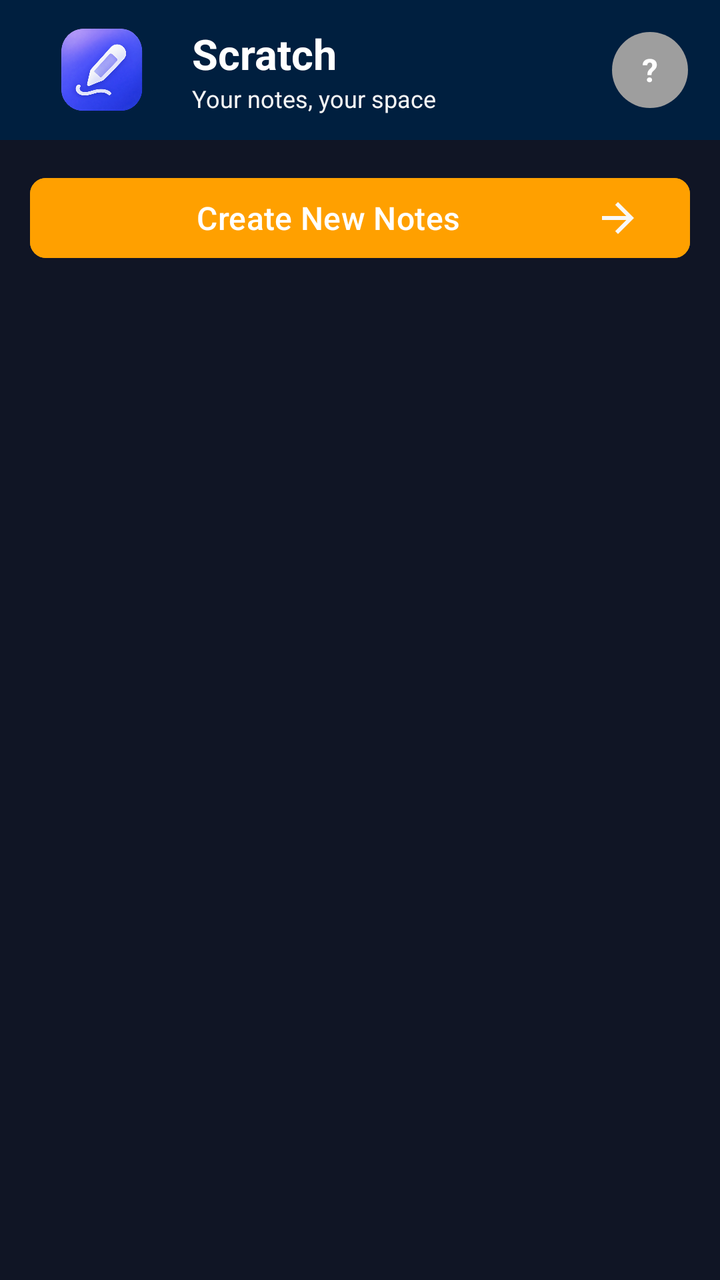
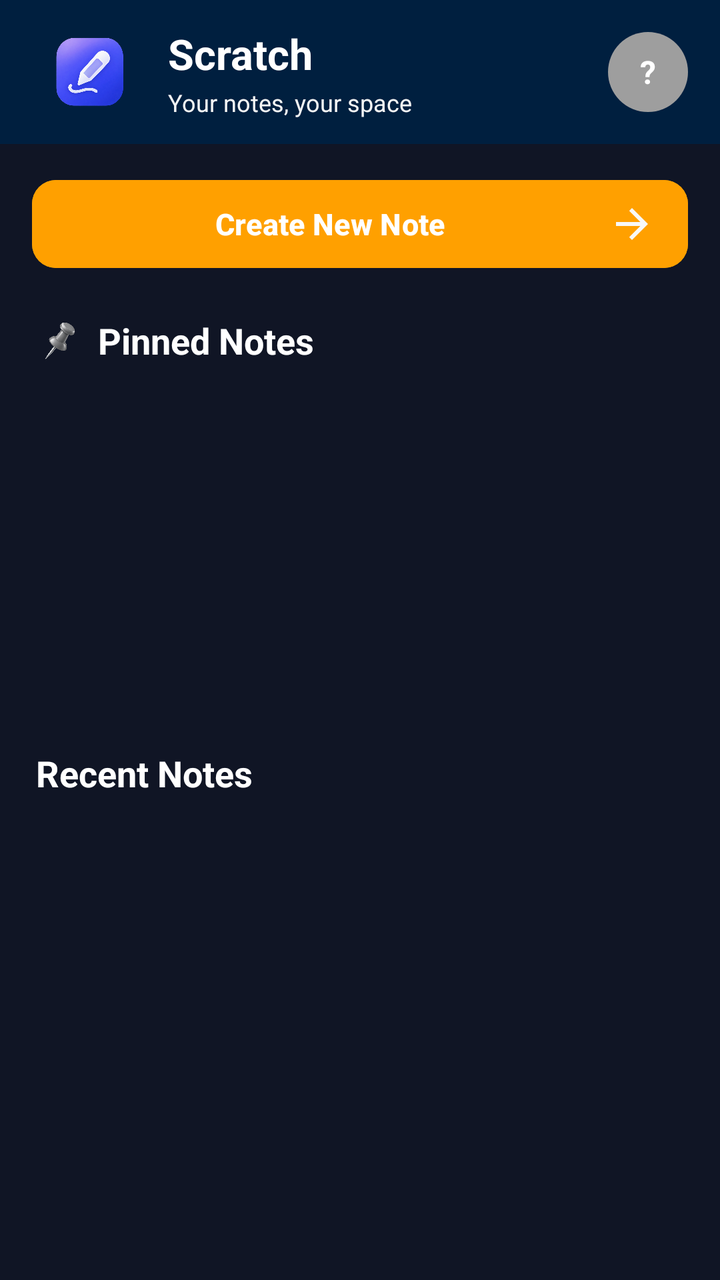

Before-and-after screenshots of an Android layout around one commit, followed by the original layout XML and the change that was made.
<!-- AndroidManifest.xml: application theme Theme.Notes -->
<!-- res/layout/activity_main.xml -->
<?xml version="1.0" encoding="utf-8"?>
<androidx.constraintlayout.widget.ConstraintLayout
    xmlns:android="http://schemas.android.com/apk/res/android"
    xmlns:app="http://schemas.android.com/apk/res-auto"
    xmlns:tools="http://schemas.android.com/tools"
    android:id="@+id/main"
    android:layout_width="match_parent"
    android:layout_height="match_parent"
    android:background="@color/deep_blue"
    tools:context=".MainActivity">

    <LinearLayout
        android:id="@+id/homeContent"
        android:layout_width="0dp"
        android:layout_height="70dp"
        android:background="@color/navy_blue"
        android:gravity="center_vertical"
        android:orientation="horizontal"
        android:paddingStart="16dp"

        android:paddingEnd="16dp"
        app:layout_constraintEnd_toEndOf="parent"
        app:layout_constraintStart_toStartOf="parent"
        app:layout_constraintTop_toTopOf="parent">

        <ImageView
            android:id="@+id/appIcon"
            android:layout_width="70dp"
            android:layout_height="70dp"
            android:contentDescription="Scratch"
            android:padding="6dp"
            android:src="@drawable/logo" />

        <LinearLayout
            android:layout_width="0dp"
            android:layout_height="wrap_content"
            android:layout_marginStart="10dp"
            android:layout_weight="1"
            android:orientation="vertical">

            <TextView
                android:id="@+id/appName"
                android:layout_width="wrap_content"
                android:layout_height="wrap_content"
                android:text="Scratch"
                android:textColor="@android:color/white"
                android:textSize="21sp"
                android:textStyle="bold" />

            <TextView
                android:id="@+id/appSubtitle"
                android:layout_width="wrap_content"
                android:layout_height="wrap_content"
                android:text="Your notes, your space"
                android:textColor="@color/gray_light"
                android:textSize="12sp" />

        </LinearLayout>

        <TextView
            android:id="@+id/profileIcon"
            android:layout_width="38dp"
            android:layout_height="38dp"
            android:background="@drawable/profile"
            android:gravity="center"
            android:clickable="true"
            android:text="?"
            android:textColor="@android:color/white"
            android:textSize="16sp"
            android:textStyle="bold" />

    </LinearLayout>

    <Button
        android:id="@+id/newRoomButton"
        android:layout_width="match_parent"
        android:layout_height="wrap_content"
        android:layout_margin="15dp"
        android:layout_marginTop="12dp"
        android:text="Create New Notes"
        android:drawableEnd="@drawable/baseline_arrow_forward_24"
        android:textColor="@color/white"
        android:backgroundTint="@color/warning_yellow"
        android:textSize="16dp"
        app:cornerRadius="8dp"
        app:layout_constraintTop_toBottomOf="@+id/homeContent"
        tools:layout_editor_absoluteX="16dp" />

    <androidx.recyclerview.widget.RecyclerView
        android:id="@+id/recyclerView"
        android:layout_width="match_parent"
        android:layout_height="0dp"
        app:layout_constraintBottom_toBottomOf="parent"
        app:layout_constraintTop_toBottomOf="@+id/newRoomButton"
        tools:layout_editor_absoluteX="0dp">

    </androidx.recyclerview.widget.RecyclerView>

    <LinearLayout
        android:id="@+id/emptyNotesLayout"
        android:layout_width="match_parent"
        android:layout_height="match_parent"
        android:gravity="center"
        android:orientation="vertical"
        android:visibility="gone">

        <TextView
            android:layout_width="wrap_content"
            android:layout_height="wrap_content"
            android:text="No notes yet"
            android:textColor="@color/white"
            android:textSize="22sp"
            android:textStyle="bold" />

        <TextView
            android:layout_width="wrap_content"
            android:layout_height="wrap_content"
            android:layout_marginTop="8dp"
            android:text="Create your first note"
            android:textColor="@color/gray_light"
            android:textSize="15sp" />

    </LinearLayout>
    <ProgressBar
        android:id="@+id/progressBar"
        android:layout_width="50dp"
        android:layout_height="50dp"
        android:visibility="visible"
        app:layout_constraintTop_toTopOf="parent"
        app:layout_constraintBottom_toBottomOf="parent"
        app:layout_constraintStart_toStartOf="parent"
        app:layout_constraintEnd_toEndOf="parent" />

</androidx.constraintlayout.widget.ConstraintLayout>
<!-- resources referenced by this layout -->
<resources>
  <color name="deep_blue">#101525</color>
  <color name="gray_light">#FFF5F5F5</color>
  <color name="navy_blue">#001F3F</color>
  <color name="warning_yellow">#FFFFA000</color>
  <color name="white">#FFFFFFFF</color>
  <!-- drawable baseline_arrow_forward_24 (drawable) -->
  <vector xmlns:android="http://schemas.android.com/apk/res/android" android:autoMirrored="true" android:height="24dp" android:tint="#F8F8F8" android:viewportHeight="24" android:viewportWidth="24" android:width="24dp">
        
      <path android:fillColor="@android:color/white" android:pathData="M12,4l-1.41,1.41L16.17,11H4v2h12.17l-5.58,5.59L12,20l8,-8z"/>
      
  </vector>
  <!-- drawable logo: png bitmap (drawable, 142324 bytes) -->
  <!-- drawable profile (drawable) -->
  <?xml version="1.0" encoding="utf-8"?>
  
  <shape xmlns:android="http://schemas.android.com/apk/res/android"
      android:shape="oval">
  
      <solid android:color="@color/gray_medium" />
  
  </shape>
  <style name="Theme.Notes" parent="Base.Theme.Notes" />
  <color name="gray_medium">#FF9E9E9E</color>
  <style name="Base.Theme.Notes" parent="Theme.Material3.DayNight.NoActionBar">
          
          
      </style>
</resources>

<!-- the commit's change to res/layout/activity_main.xml (unified diff, before → after) -->
@@ -9,15 +9,16 @@
     android:background="@color/deep_blue"
     tools:context=".MainActivity">
 
+
+
     <LinearLayout
         android:id="@+id/homeContent"
         android:layout_width="0dp"
-        android:layout_height="70dp"
+        android:layout_height="72dp"
         android:background="@color/navy_blue"
         android:gravity="center_vertical"
         android:orientation="horizontal"
         android:paddingStart="16dp"
-
         android:paddingEnd="16dp"
         app:layout_constraintEnd_toEndOf="parent"
         app:layout_constraintStart_toStartOf="parent"
@@ -25,10 +26,10 @@
 
         <ImageView
             android:id="@+id/appIcon"
-            android:layout_width="70dp"
-            android:layout_height="70dp"
+            android:layout_width="58dp"
+            android:layout_height="58dp"
             android:contentDescription="Scratch"
-            android:padding="6dp"
+            android:padding="5dp"
             android:src="@drawable/logo" />
 
         <LinearLayout
@@ -51,6 +52,7 @@
                 android:id="@+id/appSubtitle"
                 android:layout_width="wrap_content"
                 android:layout_height="wrap_content"
+                android:layout_marginTop="2dp"
                 android:text="Your notes, your space"
                 android:textColor="@color/gray_light"
                 android:textSize="12sp" />
@@ -59,11 +61,12 @@
 
         <TextView
             android:id="@+id/profileIcon"
-            android:layout_width="38dp"
-            android:layout_height="38dp"
+            android:layout_width="40dp"
+            android:layout_height="40dp"
             android:background="@drawable/profile"
+            android:clickable="true"
+            android:focusable="true"
             android:gravity="center"
-            android:clickable="true"
             android:text="?"
             android:textColor="@android:color/white"
             android:textSize="16sp"
@@ -71,64 +74,350 @@
 
     </LinearLayout>
 
-    <Button
+
+
+    <com.google.android.material.button.MaterialButton
         android:id="@+id/newRoomButton"
-        android:layout_width="match_parent"
-        android:layout_height="wrap_content"
-        android:layout_margin="15dp"
-        android:layout_marginTop="12dp"
-        android:text="Create New Notes"
+        android:layout_width="0dp"
+        android:layout_height="52dp"
+        android:layout_marginStart="16dp"
+        android:layout_marginTop="14dp"
+        android:layout_marginEnd="16dp"
+        android:text="Create New Note"
+        android:textAllCaps="false"
+        android:textColor="@color/white"
+        android:textSize="15sp"
+        android:textStyle="bold"
         android:drawableEnd="@drawable/baseline_arrow_forward_24"
-        android:textColor="@color/white"
+        android:drawablePadding="8dp"
+        android:paddingStart="18dp"
+        android:paddingEnd="16dp"
         android:backgroundTint="@color/warning_yellow"
-        android:textSize="16dp"
-        app:cornerRadius="8dp"
-        app:layout_constraintTop_toBottomOf="@+id/homeContent"
-        tools:layout_editor_absoluteX="16dp" />
-
-    <androidx.recyclerview.widget.RecyclerView
-        android:id="@+id/recyclerView"
-        android:layout_width="match_parent"
+        app:cornerRadius="12dp"
+        app:layout_constraintEnd_toEndOf="parent"
+        app:layout_constraintStart_toStartOf="parent"
+        app:layout_constraintTop_toBottomOf="@id/homeContent" />
+
+
+    <androidx.core.widget.NestedScrollView
+        android:id="@+id/notesScrollView"
+        android:layout_width="0dp"
         android:layout_height="0dp"
+        android:clipToPadding="false"
+        android:fillViewport="true"
+        android:overScrollMode="never"
+        android:paddingBottom="24dp"
         app:layout_constraintBottom_toBottomOf="parent"
-        app:layout_constraintTop_toBottomOf="@+id/newRoomButton"
-        tools:layout_editor_absoluteX="0dp">
-
-    </androidx.recyclerview.widget.RecyclerView>
+        app:layout_constraintEnd_toEndOf="parent"
+        app:layout_constraintStart_toStartOf="parent"
+        app:layout_constraintTop_toBottomOf="@id/newRoomButton">
+
+        <LinearLayout
+            android:layout_width="match_parent"
+            android:layout_height="wrap_content"
+            android:orientation="vertical"
+            android:paddingTop="20dp">
+
+
+            <LinearLayout
+                android:id="@+id/pinnedSection"
+                android:layout_width="match_parent"
+                android:layout_height="wrap_content"
+                android:orientation="vertical">
+
+                <LinearLayout
+                    android:id="@+id/pinnedHeader"
+                    android:layout_width="match_parent"
+                    android:layout_height="wrap_content"
+                    android:layout_marginBottom="12dp"
+                    android:gravity="center_vertical"
+                    android:paddingStart="18dp"
+                    android:paddingEnd="18dp">
+
+                    <ImageView
+                        android:layout_width="22dp"
+                        android:layout_height="22dp"
+                        android:contentDescription="Pinned"
+                        android:src="@drawable/pin"
+                        android:backgroundTint="@color/warning_yellow" />
+
+                    <TextView
+                        android:layout_width="0dp"
+                        android:layout_height="wrap_content"
+                        android:layout_marginStart="9dp"
+                        android:layout_weight="1"
+                        android:text="Pinned Notes"
+                        android:textColor="@android:color/white"
+                        android:textSize="18sp"
+                        android:textStyle="bold" />
+
+
+                </LinearLayout>
+
+
+                <androidx.recyclerview.widget.RecyclerView
+                    android:id="@+id/pinnedRecyclerView"
+                    android:layout_width="match_parent"
+                    android:layout_height="156dp"
+                    android:clipToPadding="false"
+                    android:overScrollMode="never"
+                    android:paddingStart="16dp"
+                    android:paddingEnd="8dp"
+                    tools:listitem="@layout/pinned_note_card" />
+
+            </LinearLayout>
+
+            <LinearLayout
+                android:id="@+id/recentHeader"
+                android:layout_width="match_parent"
+                android:layout_height="wrap_content"
+                android:layout_marginTop="24dp"
+                android:gravity="center_vertical"
+                android:paddingStart="18dp"
+                android:paddingEnd="18dp">
+
+                <TextView
+                    android:layout_width="0dp"
+                    android:layout_height="wrap_content"
+                    android:layout_weight="1"
+                    android:text="Recent Notes"
+                    android:textColor="@android:color/white"
+                    android:textSize="18sp"
+                    android:textStyle="bold" />
+
+
+            </LinearLayout>
+
+
+            <androidx.recyclerview.widget.RecyclerView
+                android:id="@+id/recyclerView"
+                android:layout_width="match_parent"
+                android:layout_height="wrap_content"
+                android:layout_marginTop="10dp"
+                android:nestedScrollingEnabled="false"
+                android:overScrollMode="never"
+                android:paddingStart="14dp"
+                android:paddingEnd="14dp"
+                android:paddingBottom="10dp"
+                tools:listitem="@layout/notes_card_view" />
+
+
+            <LinearLayout
+                android:id="@+id/emptyNotesLayout"
+                android:layout_width="match_parent"
+                android:layout_height="300dp"
+                android:gravity="center"
+                android:orientation="vertical"
+                android:padding="30dp"
+                android:visibility="gone">
+
+                <ImageView
+                    android:layout_width="70dp"
+                    android:layout_height="70dp"
+                    android:alpha="0.7"
+                    android:src="@drawable/logo"
+                    android:contentDescription="No notes" />
+
+                <TextView
+                    android:layout_width="wrap_content"
+                    android:layout_height="wrap_content"
+                    android:layout_marginTop="16dp"
+                    android:text="No notes yet"
+                    android:textColor="@android:color/white"
+                    android:textSize="22sp"
+                    android:textStyle="bold" />
+
+                <TextView
+                    android:layout_width="wrap_content"
+                    android:layout_height="wrap_content"
+                    android:layout_marginTop="7dp"
+                    android:gravity="center"
+                    android:text="Create your first note and start writing."
+                    android:textColor="@color/gray_light"
+                    android:textSize="14sp" />
+
+            </LinearLayout>
+
+        </LinearLayout>
+
+    </androidx.core.widget.NestedScrollView>
+
+
+    <ProgressBar
+        android:id="@+id/progressBar"
+        android:layout_width="48dp"
+        android:layout_height="48dp"
+        android:visibility="gone"
+        app:layout_constraintBottom_toBottomOf="parent"
+        app:layout_constraintEnd_toEndOf="parent"
+        app:layout_constraintStart_toStartOf="parent"
+        app:layout_constraintTop_toTopOf="parent" />
+
+</androidx.constraintlayout.widget.ConstraintLayout>
+<!-- res/layout/pinned_note_card.xml (included above) -->
+<?xml version="1.0" encoding="utf-8"?>
+<androidx.cardview.widget.CardView
+    xmlns:android="http://schemas.android.com/apk/res/android"
+    xmlns:app="http://schemas.android.com/apk/res-auto"
+    android:layout_width="165dp"
+    android:layout_height="145dp"
+    android:layout_marginEnd="10dp"
+    app:cardBackgroundColor="@color/navy_blue"
+    app:cardCornerRadius="18dp"
+    app:cardElevation="2dp">
 
     <LinearLayout
-        android:id="@+id/emptyNotesLayout"
         android:layout_width="match_parent"
         android:layout_height="match_parent"
-        android:gravity="center"
         android:orientation="vertical"
-        android:visibility="gone">
-
-        <TextView
+        android:padding="14dp">
+
+        <LinearLayout
+            android:layout_width="match_parent"
+            android:layout_height="wrap_content"
+            android:gravity="center_vertical">
+
+            <View
+                android:layout_width="4dp"
+                android:layout_height="20dp"
+                android:background="@color/warning_yellow" />
+
+            <TextView
+                android:id="@+id/noteTitle"
+                android:layout_width="0dp"
+                android:layout_height="wrap_content"
+                android:layout_marginStart="8dp"
+                android:layout_weight="1"
+                android:ellipsize="end"
+                android:maxLines="1"
+                android:text="My Note"
+                android:textColor="@android:color/white"
+                android:textSize="15sp"
+                android:textStyle="bold" />
+
+            <ImageView
+                android:id="@+id/btnPin"
+                android:layout_width="20dp"
+                android:layout_height="20dp"
+                android:contentDescription="Unpin"
+                android:padding="2dp"
+                android:src="@drawable/pin"
+                android:backgroundTint="@color/warning_yellow" />
+        </LinearLayout>
+
+
+        <TextView
+            android:id="@+id/noteContent"
+            android:layout_width="match_parent"
+            android:layout_height="0dp"
+            android:layout_marginTop="10dp"
+            android:layout_weight="1"
+            android:ellipsize="end"
+            android:maxLines="3"
+            android:text="This is a preview of the note content..."
+            android:textColor="@color/gray_light"
+            android:textSize="12sp" />
+
+
+        <TextView
+            android:id="@+id/noteDate"
+            android:layout_width="match_parent"
+            android:layout_height="wrap_content"
+            android:layout_marginTop="8dp"
+            android:ellipsize="end"
+            android:maxLines="1"
+            android:text="Oct 1, 2026"
+            android:textColor="@color/gray_light"
+            android:textSize="10sp" />
+
+    </LinearLayout>
+
+</androidx.cardview.widget.CardView>
+<!-- res/layout/notes_card_view.xml (included above) -->
+<?xml version="1.0" encoding="utf-8"?>
+
+
+<androidx.cardview.widget.CardView
+    xmlns:android="http://schemas.android.com/apk/res/android"
+    xmlns:app="http://schemas.android.com/apk/res-auto"
+    android:layout_width="match_parent"
+    android:layout_height="140dp"
+    android:layout_margin="10dp"
+
+    android:backgroundTint="@color/navy_blue"
+    app:cardCornerRadius="20dp"
+    app:cardElevation="8dp">
+
+    <androidx.constraintlayout.widget.ConstraintLayout
+        android:layout_width="match_parent"
+        android:layout_height="match_parent"
+        android:padding="18dp">
+
+        <TextView
+            android:id="@+id/noteTitle"
+            android:layout_width="0dp"
+            android:layout_height="wrap_content"
+            android:ellipsize="end"
+            android:maxLines="1"
+            android:text="My First Note"
+            android:textColor="@color/white"
+            android:textSize="20sp"
+            android:textStyle="bold"
+            app:layout_constraintEnd_toStartOf="@+id/btnDelete"
+            app:layout_constraintStart_toStartOf="parent"
+            app:layout_constraintTop_toTopOf="parent" />
+
+        <ImageView
+            android:id="@+id/btnDelete"
+            android:layout_width="30dp"
+            android:layout_height="30dp"
+            android:gravity="center"
+            android:src="@drawable/ic_delete"
+            android:textColor="@color/error_red"
+            android:textSize="24sp"
+            android:textStyle="bold"
+            android:clickable="true"
+            android:focusable="true"
+            app:layout_constraintEnd_toEndOf="parent"
+            app:layout_constraintTop_toTopOf="parent" />
+
+        <TextView
+            android:id="@+id/noteContent"
+            android:layout_width="0dp"
+            android:layout_height="wrap_content"
+            android:layout_marginTop="10dp"
+            android:ellipsize="end"
+            android:maxLines="2"
+            android:text="This is a preview of the note content..."
+            android:textColor="@color/gray_medium"
+            android:textSize="12sp"
+            app:layout_constraintEnd_toEndOf="parent"
+            app:layout_constraintStart_toStartOf="parent"
+            app:layout_constraintTop_toBottomOf="@id/noteTitle" />
+
+        <TextView
+            android:id="@+id/noteDate"
             android:layout_width="wrap_content"
             android:layout_height="wrap_content"
-            android:text="No notes yet"
+            android:text="Today"
+            android:textColor="@color/gray_light"
+            android:textSize="12sp"
+            app:layout_constraintBottom_toBottomOf="parent"
+            app:layout_constraintStart_toStartOf="parent" />
+
+        <ImageView
+            android:id="@+id/btnPin"
+            android:layout_width="25dp"
+            android:layout_height="25dp"
+            android:clickable="true"
+            android:focusable="true"
+            android:gravity="center"
+            android:src="@drawable/pin"
             android:textColor="@color/white"
             android:textSize="22sp"
-            android:textStyle="bold" />
-
-        <TextView
-            android:layout_width="wrap_content"
-            android:layout_height="wrap_content"
-            android:layout_marginTop="8dp"
-            android:text="Create your first note"
-            android:textColor="@color/gray_light"
-            android:textSize="15sp" />
-
-    </LinearLayout>
-    <ProgressBar
-        android:id="@+id/progressBar"
-        android:layout_width="50dp"
-        android:layout_height="50dp"
-        android:visibility="visible"
-        app:layout_constraintTop_toTopOf="parent"
-        app:layout_constraintBottom_toBottomOf="parent"
-        app:layout_constraintStart_toStartOf="parent"
-        app:layout_constraintEnd_toEndOf="parent" />
-
-</androidx.constraintlayout.widget.ConstraintLayout>
+            app:layout_constraintBottom_toBottomOf="parent"
+            app:layout_constraintEnd_toEndOf="parent" />
+
+    </androidx.constraintlayout.widget.ConstraintLayout>
+
+</androidx.cardview.widget.CardView>
<!-- resource entries referenced after the edit -->
@@ -1,6 +1,7 @@
 <!-- resources referenced by this layout -->
 <resources>
   <color name="deep_blue">#101525</color>
+  <color name="error_red">#FFB00020</color>
   <color name="gray_light">#FFF5F5F5</color>
   <color name="navy_blue">#001F3F</color>
   <color name="warning_yellow">#FFFFA000</color>
@@ -11,7 +12,36 @@
       <path android:fillColor="@android:color/white" android:pathData="M12,4l-1.41,1.41L16.17,11H4v2h12.17l-5.58,5.59L12,20l8,-8z"/>
       
   </vector>
+  <!-- drawable ic_delete (drawable) -->
+  <vector xmlns:android="http://schemas.android.com/apk/res/android"
+      android:width="24dp"
+      android:height="24dp"
+      android:viewportWidth="24"
+      android:viewportHeight="24">
+  
+      
+      <path
+          android:fillColor="#D32F2F"
+          android:pathData="M9,3 L15,3 C15.55,3 16,3.45 16,4 L16,5 L8,5 L8,4 C8,3.45 8.45,3 9,3 Z M10,4.5 L14,4.5 L14,5 L10,5 Z" />
+  
+      
+      <path
+          android:fillColor="#D32F2F"
+          android:pathData="M4,5 H20 C20.55,5 21,5.45 21,6 C21,6.55 20.55,7 20,7 H4 C3.45,7 3,6.55 3,6 C3,5.45 3.45,5 4,5 Z" />
+  
+      
+      <path
+          android:fillColor="#F44336"
+          android:pathData="M6,7.5 H18 L16.85,19.65 C16.75,20.4 16.1,21 15.35,21 H8.65 C7.9,21 7.25,20.4 7.15,19.65 Z" />
+  
+      
+      <path
+          android:fillColor="#B71C1C"
+          android:pathData="M9.1,9 H10.4 L10.1,19 H8.9 Z M11.3,9 H12.7 L12.7,19 H11.3 Z M13.6,9 H14.9 L15.1,19 H13.9 Z" />
+  
+  </vector>
   <!-- drawable logo: png bitmap (drawable, 142324 bytes) -->
+  <!-- drawable pin: png bitmap (drawable, 79140 bytes) -->
   <!-- drawable profile (drawable) -->
   <?xml version="1.0" encoding="utf-8"?>
   
